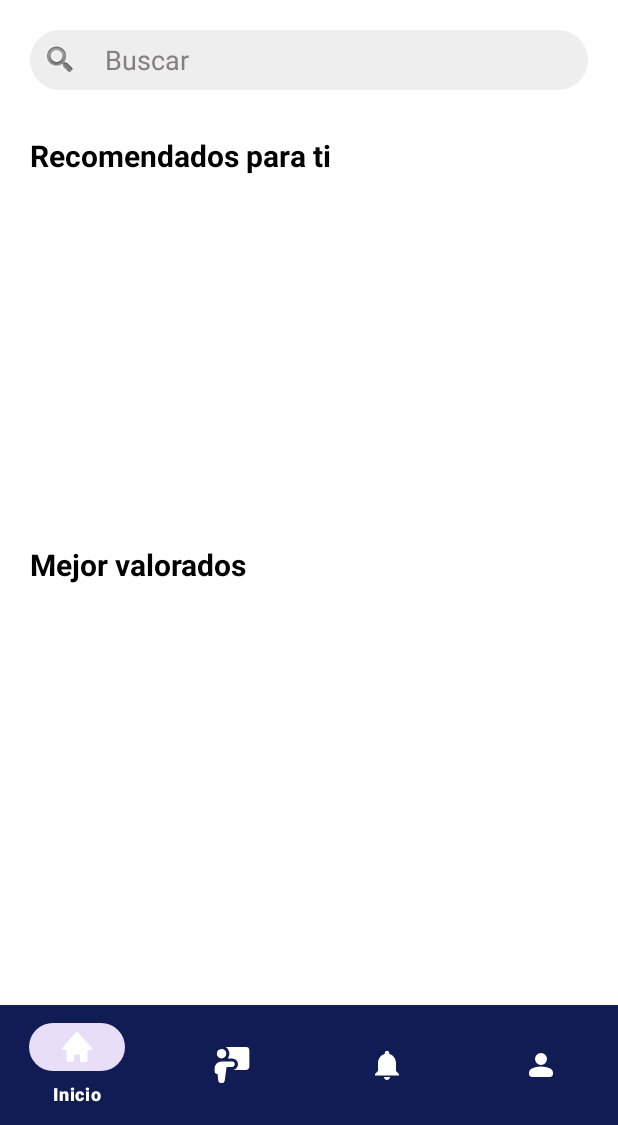
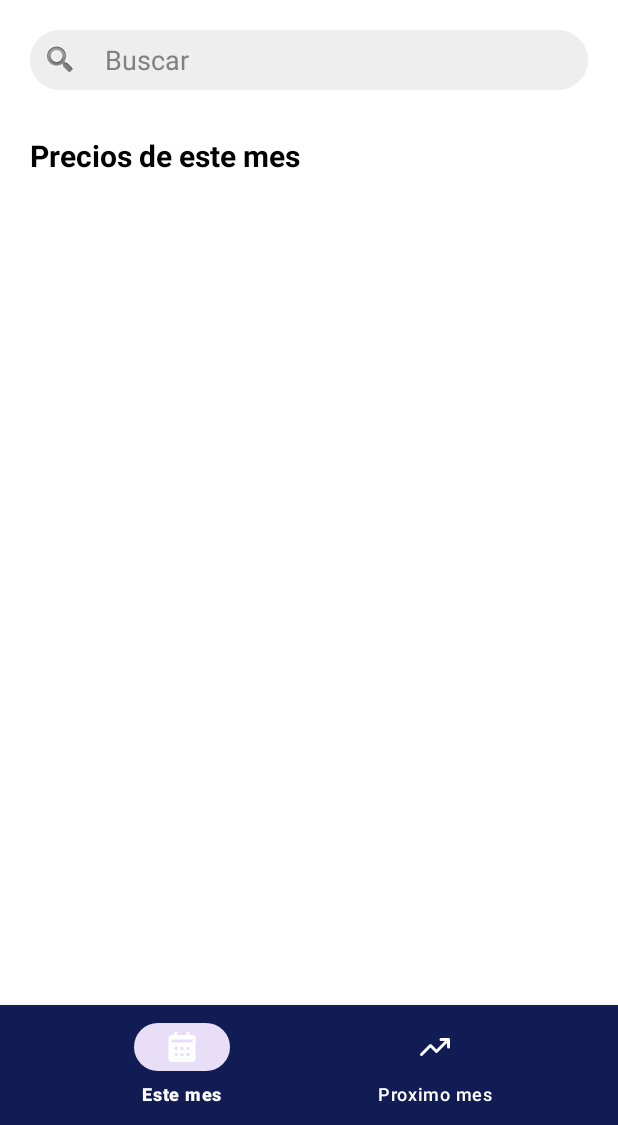
Before and after one commit to Jorge45014/CUCEIAI, an Android app: the screen it shows after launch once a user with an empty profile is signed in (Main3Activity), on a phone screen of 412 x 824 dp, the part 111-1236 px from its top. Run offline under Robolectric (Android 15) with nearby library versions, the phone set to English and light mode, and no system bars; our stand-ins replace Firebase (no records; nobody signed in at launch, a user with empty details on screens opened directly), navigation-ui.

Commit message:
Soy la pinche pistola

```diff
--- a/app/src/main/AndroidManifest.xml
+++ b/app/src/main/AndroidManifest.xml
@@ -13,6 +13,9 @@
         android:supportsRtl="true"
         android:theme="@style/Theme.CUCEIAI"
         tools:targetApi="31">
+        <activity
+            android:name=".statistics"
+            android:exported="false" />
         <activity
             android:name=".activity_acercade"
             android:exported="false" />
--- a/app/src/main/java/com/example/cuceiai/Main3Activity.kt
+++ b/app/src/main/java/com/example/cuceiai/Main3Activity.kt
@@ -8,7 +8,6 @@ import android.util.Log
 import android.view.Menu
 import android.widget.ImageButton
 import android.widget.Toast
-import com.google.android.material.snackbar.Snackbar
 import com.google.android.material.navigation.NavigationView
 import androidx.navigation.findNavController
 import androidx.navigation.ui.AppBarConfiguration
@@ -18,10 +17,8 @@ import androidx.navigation.ui.setupWithNavController
 import androidx.drawerlayout.widget.DrawerLayout
 import androidx.appcompat.app.AppCompatActivity
 import androidx.core.view.GravityCompat
-import com.example.cuceiai.databinding.ActivityAcercadeBinding
 import com.example.cuceiai.databinding.ActivityMain3Binding
 import com.google.android.material.bottomnavigation.BottomNavigationView
-import com.google.firebase.auth.FirebaseAuth
 import android.view.KeyEvent
 import android.view.View
 import android.view.inputmethod.EditorInfo
@@ -32,6 +29,7 @@ import android.widget.HorizontalScrollView
 import androidx.recyclerview.widget.LinearLayoutManager
 import androidx.recyclerview.widget.RecyclerView
 import com.google.firebase.firestore.FirebaseFirestore
+import kotlin.jvm.java
 
 enum class ProviderType{
     BASIC,
@@ -63,7 +61,7 @@ class Main3Activity : AppCompatActivity() {
         val navController = findNavController(R.id.nav_host_fragment_content_main3)
         appBarConfiguration = AppBarConfiguration(
             setOf(
-                R.id.nav_home, R.id.nav_gallery, R.id.nav_slideshow
+                R.id.nav_home, R.id.nav_slideshow
             ), drawerLayout
         )
         setupActionBarWithNavController(navController, appBarConfiguration)
@@ -102,12 +100,11 @@ class Main3Activity : AppCompatActivity() {
                     }
                     true
                 }
-                R.id.nav_favorites -> {
-                    Toast.makeText(this, "Profesores seleccionados", Toast.LENGTH_SHORT).show()
+                R.id.statistics -> {
                     true
                 }
+                /*
                 R.id.nav_history -> {
-                    Toast.makeText(this, "Notificaciones seleccionadas", Toast.LENGTH_SHORT).show()
                     true
                 }
                 R.id.nav_profile -> {
@@ -116,7 +113,7 @@ class Main3Activity : AppCompatActivity() {
                     intent.flags = Intent.FLAG_ACTIVITY_NEW_TASK or Intent.FLAG_ACTIVITY_CLEAR_TASK
                     startActivity(intent)
                     true
-                }
+                }*/
                 else -> false
             }
         }
@@ -192,9 +189,9 @@ class Main3Activity : AppCompatActivity() {
 
     private fun configurarBuscador() {
         val buscador = findViewById<AutoCompleteTextView>(R.id.autoCompleteTextView)
-        val textView8 = findViewById<TextView>(R.id.textView8)
+        val textView8 = findViewById<TextView>(R.id.textView8e)
         val textView9 = findViewById<TextView>(R.id.textView9)
-        val scrollView1 = findViewById<HorizontalScrollView>(R.id.horizontalScrollView)
+        val scrollView1 = findViewById<HorizontalScrollView>(R.id.horizontalScrollView2)
         val scrollView2 = findViewById<HorizontalScrollView>(R.id.horizontalScrollView2)
 
         // Este bloque se ejecutará cuando empiecen a escribir
--- a/app/src/main/java/com/example/cuceiai/activity_acercade.kt
+++ b/app/src/main/java/com/example/cuceiai/activity_acercade.kt
@@ -34,7 +34,7 @@ class activity_acercade : AppCompatActivity() {
 
         appBarConfiguration = AppBarConfiguration(
             setOf(
-                R.id.nav_home, R.id.nav_gallery, R.id.nav_slideshow, R.id.nav_acerca_de
+                R.id.nav_home, R.id.nav_slideshow, R.id.nav_acerca_de
             ), drawerLayout
         )
         setupActionBarWithNavController(navController, appBarConfiguration)
--- /dev/null
+++ b/app/src/main/res/drawable/bxs__calendar.xml
@@ -0,0 +1,9 @@
+<vector xmlns:android="http://schemas.android.com/apk/res/android"
+    android:width="16dp"
+    android:height="16dp"
+    android:viewportWidth="24"
+    android:viewportHeight="24">
+  <path
+      android:pathData="M21,20L21,6c0,-1.103 -0.897,-2 -2,-2h-2L17,2h-2v2L9,4L9,2L7,2v2L5,4c-1.103,0 -2,0.897 -2,2v14c0,1.103 0.897,2 2,2h14c1.103,0 2,-0.897 2,-2M9,18L7,18v-2h2zM9,14L7,14v-2h2zM13,18h-2v-2h2zM13,14h-2v-2h2zM17,18h-2v-2h2zM17,14h-2v-2h2zM19,9L5,9L5,7h14z"
+      android:fillColor="#fff"/>
+</vector>
--- /dev/null
+++ b/app/src/main/res/drawable/uil__statistics.xml
@@ -0,0 +1,9 @@
+<vector xmlns:android="http://schemas.android.com/apk/res/android"
+    android:width="16dp"
+    android:height="16dp"
+    android:viewportWidth="24"
+    android:viewportHeight="24">
+  <path
+      android:pathData="M21.92,6.62a1,1 0,0 0,-0.54 -0.54A1,1 0,0 0,21 6h-5a1,1 0,0 0,0 2h2.59L13,13.59l-3.29,-3.3a1,1 0,0 0,-1.42 0l-6,6a1,1 0,0 0,0 1.42a1,1 0,0 0,1.42 0L9,12.41l3.29,3.3a1,1 0,0 0,1.42 0L20,9.41V12a1,1 0,0 0,2 0V7a1,1 0,0 0,-0.08 -0.38"
+      android:fillColor="#fff"/>
+</vector>
--- a/app/src/main/res/layout/activity_crear_cuenta.xml
+++ b/app/src/main/res/layout/activity_crear_cuenta.xml
@@ -35,7 +35,7 @@
             app:layout_constraintTop_toTopOf="parent" />
 
         <TextView
-            android:id="@+id/textView8"
+            android:id="@+id/textView8e"
             android:layout_width="wrap_content"
             android:layout_height="wrap_content"
             android:layout_marginTop="5dp"
@@ -182,7 +182,7 @@
             app:layout_constraintEnd_toEndOf="parent"
             app:layout_constraintHeight_percent="0.1"
             app:layout_constraintStart_toStartOf="parent"
-            app:layout_constraintTop_toBottomOf="@+id/textView8"
+            app:layout_constraintTop_toBottomOf="@+id/textView8e"
             app:layout_constraintWidth_percent="0.9" />
 
         <Button
--- a/app/src/main/res/layout/activity_iniciar_sesion.xml
+++ b/app/src/main/res/layout/activity_iniciar_sesion.xml
@@ -78,7 +78,7 @@
                 app:layout_constraintTop_toTopOf="parent" />
 
             <TextView
-                android:id="@+id/textView8"
+                android:id="@+id/textView8e"
                 android:layout_width="wrap_content"
                 android:layout_height="wrap_content"
                 android:layout_marginTop="5dp"
@@ -123,7 +123,7 @@
                 app:layout_constraintEnd_toEndOf="parent"
                 app:layout_constraintHeight_percent="0.1"
                 app:layout_constraintStart_toStartOf="parent"
-                app:layout_constraintTop_toBottomOf="@+id/textView8"
+                app:layout_constraintTop_toBottomOf="@+id/textView8e"
                 app:layout_constraintWidth_percent="0.9" />
 
             <EditText
--- a/app/src/main/res/layout/activity_main3.xml
+++ b/app/src/main/res/layout/activity_main3.xml
@@ -121,7 +121,7 @@
 
         <!-- Sección Recomendados -->
         <TextView
-            android:id="@+id/textView8"
+            android:id="@+id/textView8e"
             android:layout_width="wrap_content"
             android:layout_height="wrap_content"
             android:layout_marginStart="20dp"
@@ -134,11 +134,11 @@
             app:layout_constraintTop_toBottomOf="@id/search_container" />
 
         <HorizontalScrollView
-            android:id="@+id/horizontalScrollView"
+            android:id="@+id/horizontalScrollView2"
             android:layout_width="match_parent"
             android:layout_height="200dp"
             android:layout_marginTop="15dp"
-            app:layout_constraintTop_toBottomOf="@id/textView8">
+            app:layout_constraintTop_toBottomOf="@id/textView8e">
 
             <LinearLayout
                 android:layout_width="wrap_content"
@@ -150,34 +150,6 @@
         </HorizontalScrollView>
 
         <!-- Sección Mejor valorados -->
-        <TextView
-            android:id="@+id/textView9"
-            android:layout_width="wrap_content"
-            android:layout_height="wrap_content"
-            android:layout_marginStart="20dp"
-            android:layout_marginTop="30dp"
-            android:text="@string/inicio_app_mejor_valorados"
-            android:textColor="@color/black"
-            android:textSize="20sp"
-            android:textStyle="bold"
-            app:layout_constraintStart_toStartOf="parent"
-            app:layout_constraintTop_toBottomOf="@id/horizontalScrollView" />
-
-        <HorizontalScrollView
-            android:id="@+id/horizontalScrollView2"
-            android:layout_width="match_parent"
-            android:layout_height="200dp"
-            android:layout_marginTop="15dp"
-            app:layout_constraintTop_toBottomOf="@id/textView9">
-
-            <LinearLayout
-                android:layout_width="wrap_content"
-                android:layout_height="match_parent"
-                android:orientation="horizontal"
-                android:paddingEnd="20dp">
-                <!-- Contenido dinámico aquí -->
-            </LinearLayout>
-        </HorizontalScrollView>
 
         <ImageButton
             android:id="@+id/buttonMenu"
--- a/app/src/main/res/layout/activity_recuperarcuenta.xml
+++ b/app/src/main/res/layout/activity_recuperarcuenta.xml
@@ -33,7 +33,7 @@
             app:layout_constraintTop_toTopOf="parent" />
 
         <TextView
-            android:id="@+id/textView8"
+            android:id="@+id/textView8e"
             android:layout_width="wrap_content"
             android:layout_height="wrap_content"
             android:layout_marginTop="5dp"
@@ -68,7 +68,7 @@
             app:layout_constraintEnd_toEndOf="parent"
             app:layout_constraintHeight_percent="0.1"
             app:layout_constraintStart_toStartOf="parent"
-            app:layout_constraintTop_toBottomOf="@+id/textView8"
+            app:layout_constraintTop_toBottomOf="@+id/textView8e"
             app:layout_constraintWidth_percent="0.9" />
 
         <Button
--- a/app/src/main/res/menu/activity_main3_drawer.xml
+++ b/app/src/main/res/menu/activity_main3_drawer.xml
@@ -9,10 +9,6 @@
             android:id="@+id/nav_home"
             android:icon="@drawable/material_symbols__person_rounded"
             android:title="@string/menu_home" />
-        <item
-            android:id="@+id/nav_gallery"
-            android:icon="@drawable/fa6_solid__user_tie"
-            android:title="@string/menu_gallery" />
         <item
             android:id="@+id/nav_slideshow"
             android:icon="@drawable/fa_solid__hands_helping"
--- a/app/src/main/res/menu/bottombar.xml
+++ b/app/src/main/res/menu/bottombar.xml
@@ -2,21 +2,11 @@
 <menu xmlns:android="http://schemas.android.com/apk/res/android">
     <item
         android:id="@+id/nav_home"
-        android:icon="@drawable/bxs__home"
-        android:title="Inicio" />
+        android:icon="@drawable/bxs__calendar"
+        android:title="Este mes" />
 
     <item
-        android:id="@+id/nav_favorites"
-        android:icon="@drawable/streamline__class_lesson_solid"
-        android:title="Profesores" />
-
-    <item
-        android:id="@+id/nav_history"
-        android:icon="@drawable/ic_notifications_black_24dp"
-        android:title="Notificaciones" />
-
-    <item
-        android:id="@+id/nav_profile"
-        android:icon="@drawable/material_symbols__person_rounded"
-        android:title="Perfil" />
+        android:id="@+id/statistics"
+        android:icon="@drawable/uil__statistics"
+        android:title="Proximo mes" />
 </menu>
--- a/app/src/main/res/values/strings.xml
+++ b/app/src/main/res/values/strings.xml
@@ -58,7 +58,7 @@
     <string name="menu_configuracion">Configuracion</string>
     <string name="menu_acercade">Acerca de</string>
     <string name="inicio_app_buscador">Buscar</string>
-    <string name="inicio_app_recomendados">Recomendados para ti</string>
+    <string name="inicio_app_recomendados">Precios de este mes</string>
     <string name="inicio_app_mejor_valorados">Mejor valorados</string>
     <string name="title_activity_main3">MainActivity3</string>
     <string name="title_menu">Menu</string>
```
